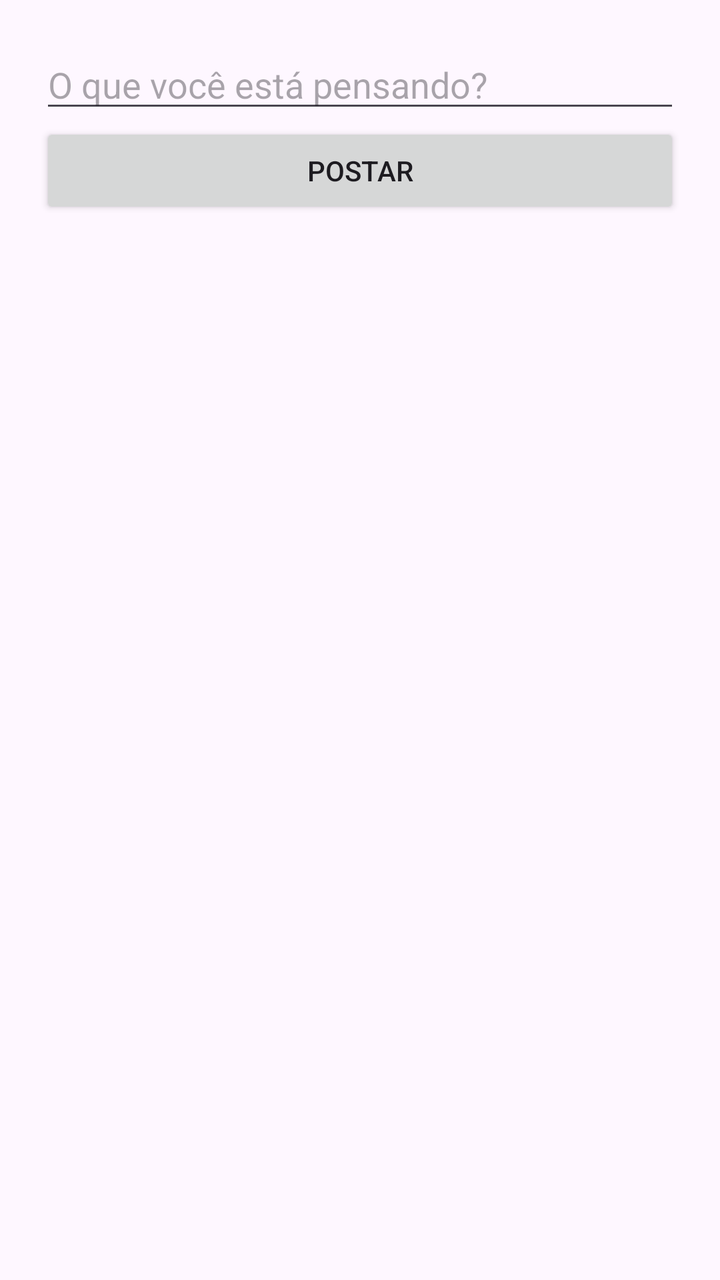
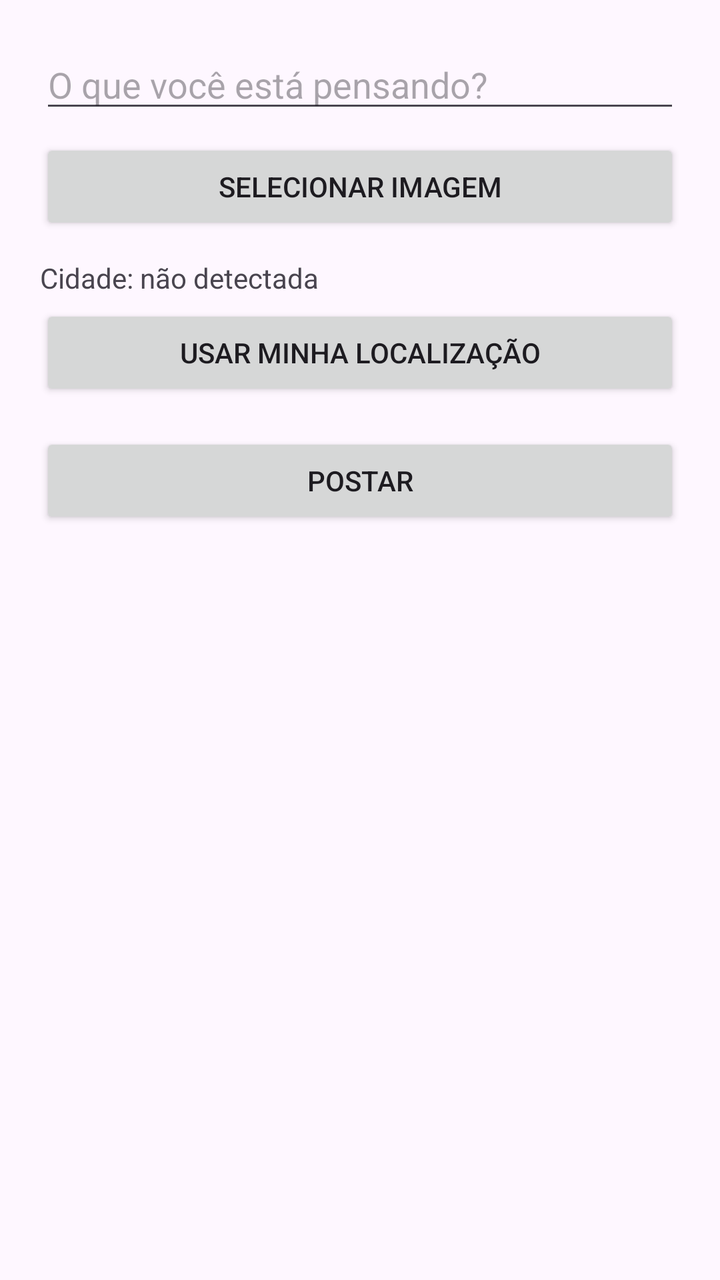

Compare the two renders of this Android layout. The source of the first and the diff that turns it into the second are given below.
<!-- AndroidManifest.xml: application theme Theme.MicroRedeSocial -->
<!-- res/layout/activity_create_post.xml -->
<?xml version="1.0" encoding="utf-8"?>
<androidx.constraintlayout.widget.ConstraintLayout xmlns:android="http://schemas.android.com/apk/res/android"
    android:layout_width="match_parent"
    android:layout_height="match_parent">

    <LinearLayout
        android:orientation="vertical"
        android:padding="20dp"
        android:layout_width="match_parent"
        android:layout_height="match_parent">

        <EditText
            android:id="@+id/editPost"
            android:hint="O que você está pensando?"
            android:layout_width="match_parent"
            android:layout_height="wrap_content"/>

        <Button
            android:id="@+id/buttonPostar"
            android:text="POSTAR"
            android:layout_width="match_parent"
            android:layout_height="wrap_content"/>

    </LinearLayout>
</androidx.constraintlayout.widget.ConstraintLayout>
<!-- resources referenced by this layout -->
<resources>
  <style name="Theme.MicroRedeSocial" parent="Base.Theme.MicroRedeSocial" />
  <style name="Base.Theme.MicroRedeSocial" parent="Theme.Material3.DayNight.NoActionBar">
          
          
      </style>
</resources>

<!-- the commit's change to res/layout/activity_create_post.xml (unified diff, before → after) -->
@@ -1,5 +1,7 @@
 <?xml version="1.0" encoding="utf-8"?>
-<androidx.constraintlayout.widget.ConstraintLayout xmlns:android="http://schemas.android.com/apk/res/android"
+<androidx.constraintlayout.widget.ConstraintLayout
+    xmlns:android="http://schemas.android.com/apk/res/android"
+    xmlns:app="http://schemas.android.com/apk/res-auto"
     android:layout_width="match_parent"
     android:layout_height="match_parent">
 
@@ -15,11 +17,43 @@
             android:layout_width="match_parent"
             android:layout_height="wrap_content"/>
 
+        
+        <ImageView
+            android:id="@+id/imagePreview"
+            android:layout_width="match_parent"
+            android:layout_height="200dp"
+            android:scaleType="centerCrop"
+            android:visibility="gone"
+            android:layout_marginTop="12dp"/>
+
+        <Button
+            android:id="@+id/buttonSelecionarImagem"
+            android:text="Selecionar Imagem"
+            android:layout_width="match_parent"
+            android:layout_height="wrap_content"
+            android:layout_marginTop="8dp"/>
+
+        
+        <TextView
+            android:id="@+id/textCidade"
+            android:text="Cidade: não detectada"
+            android:layout_width="match_parent"
+            android:layout_height="wrap_content"
+            android:layout_marginTop="12dp"/>
+
+        <Button
+            android:id="@+id/buttonLocalizacao"
+            android:text="Usar minha localização"
+            android:layout_width="match_parent"
+            android:layout_height="wrap_content"
+            android:layout_marginTop="4dp"/>
+
         <Button
             android:id="@+id/buttonPostar"
             android:text="POSTAR"
             android:layout_width="match_parent"
-            android:layout_height="wrap_content"/>
+            android:layout_height="wrap_content"
+            android:layout_marginTop="16dp"/>
 
     </LinearLayout>
 </androidx.constraintlayout.widget.ConstraintLayout>
